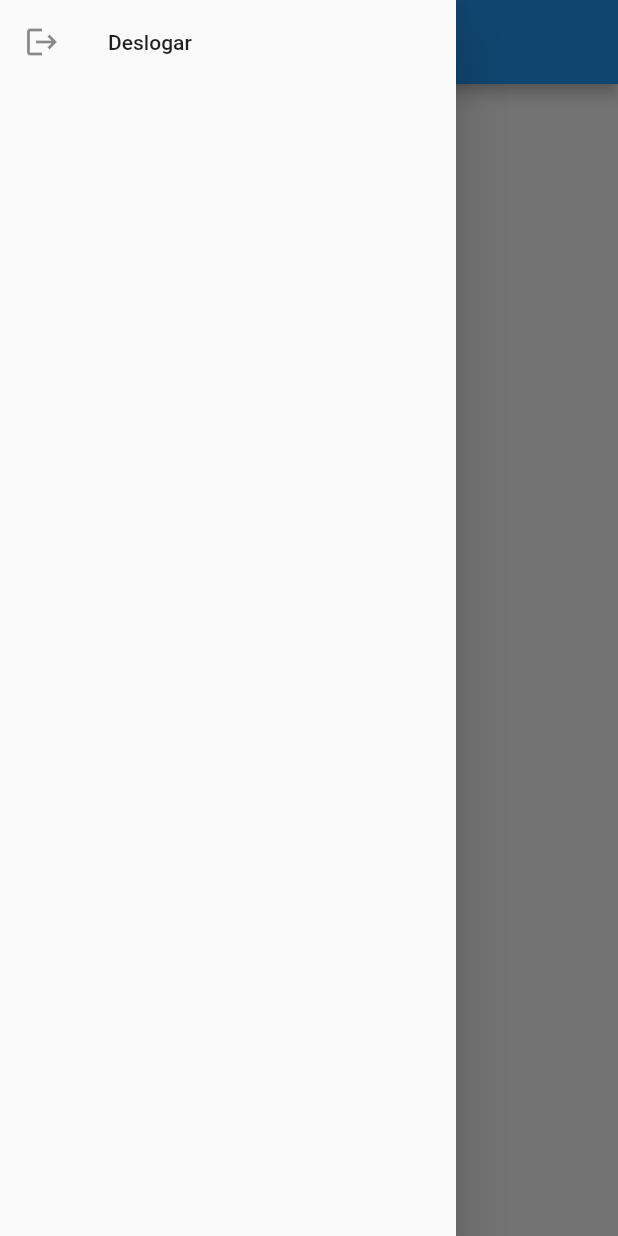
After one commit to iraiore/project-gym-flutter, a Flutter app: the screen it shows once a user with an empty profile is signed in, in the side drawer, after a tap on "Deslogar", on a phone screen of 412 x 824 dp. The commit adds this screen. Run offline on Flutter 3.47's test engine with Material 2 defaults, Android fonts, the phone set to English and light mode, and no system bars; our stand-ins replace firebase_auth, firebase_core; accounts and stored records are empty; generated files the repository leaves out were written again.

Commit message:
tela de login e logoff com drawer - navegando na tela inicial

```diff
--- a/flutter_gymapp/lib/main.dart
+++ b/flutter_gymapp/lib/main.dart
@@ -2,7 +2,9 @@ import 'package:flutter/material.dart';
 import 'package:flutter_gymapp/telas/autenticacao_tela.dart';
 import 'package:flutter_gymapp/telas/exercicio_tela.dart';
 import 'package:firebase_core/firebase_core.dart';
+import 'package:flutter_gymapp/telas/tela_inicial.dart';
 import 'firebase_options.dart';
+import 'package:firebase_auth/firebase_auth.dart';
 
 void main() async {
   WidgetsFlutterBinding.ensureInitialized(); //único método
@@ -19,7 +21,26 @@ class MyApp extends StatelessWidget {
   @override
   Widget build(BuildContext context) {
     return const MaterialApp(
-      home: AutenticacaoTela(),
+      home: RoteTela(),
     );
   }
 }
+
+//Será utilizado para alternar entre as telas inicial e de login (Tela inicial quando o usuario estiver logado e tela de login para quando o usario não estiver logado)
+class RoteTela extends StatelessWidget {
+  const RoteTela({super.key});
+
+  @override
+  Widget build(BuildContext context) {//notes.md
+    return StreamBuilder<User?>(stream: FirebaseAuth.instance.userChanges(),
+      builder: (context, snapshot) {
+        if(snapshot.hasData){//verificando se existe dados no usuário
+          //se o retorno do snapshot nao for vazio o usário esta logado
+          return InicioTela();
+        }else{
+          return AutenticacaoTela();
+        }
+      },
+    );
+  }
+}
--- a/flutter_gymapp/lib/telas/autenticacao_tela.dart
+++ b/flutter_gymapp/lib/telas/autenticacao_tela.dart
@@ -176,8 +176,16 @@ class _AutenticacaoTelaState extends State<AutenticacaoTela> {
     if (_formKey.currentState!.validate()) {
       if (entrar) {
         print("Entrada validada");
+        _autenServico
+            .logarUsuarios(email: email, senha: senha)
+            .then((String? erro) {
+              if(erro != null){
+                mostrarSnackbar(context: context, texto: erro);
+              }
+          },
+        );
       } else {
-        print("cadastro validado");
+        print("Cadastro validado");
         print(
             "${_emailController.text}, ${_senhaController}, ${_nomeController}");
         //verificando o resultado do teste do metodo.'.then(?String erro)'. Lógica para inplementação do Snackbar
--- /dev/null
+++ b/flutter_gymapp/lib/telas/tela_inicial.dart
@@ -0,0 +1,27 @@
+import 'package:flutter/material.dart';
+import 'package:flutter_gymapp/servicos/autenticacao_servico.dart';
+
+class InicioTela extends StatelessWidget {
+  const InicioTela({super.key});
+
+  @override
+  Widget build(BuildContext context) {
+    return Scaffold(
+      appBar: AppBar(
+        title: Text("Tela Inicial"),
+      ),
+      drawer: Drawer(
+          child: ListView(
+        children: [
+          ListTile(
+            leading: Icon(Icons.logout),
+            title: Text("Deslogar"),
+            onTap: () {
+              AutenticacaoServico().deslogar();
+            },
+          ),
+        ],
+      )),
+    );
+  }
+}
```
Also changed, not shown: flutter_gymapp/lib/servicos/autenticacao_servico.dart (+18 -2 lines), 1 other file.
